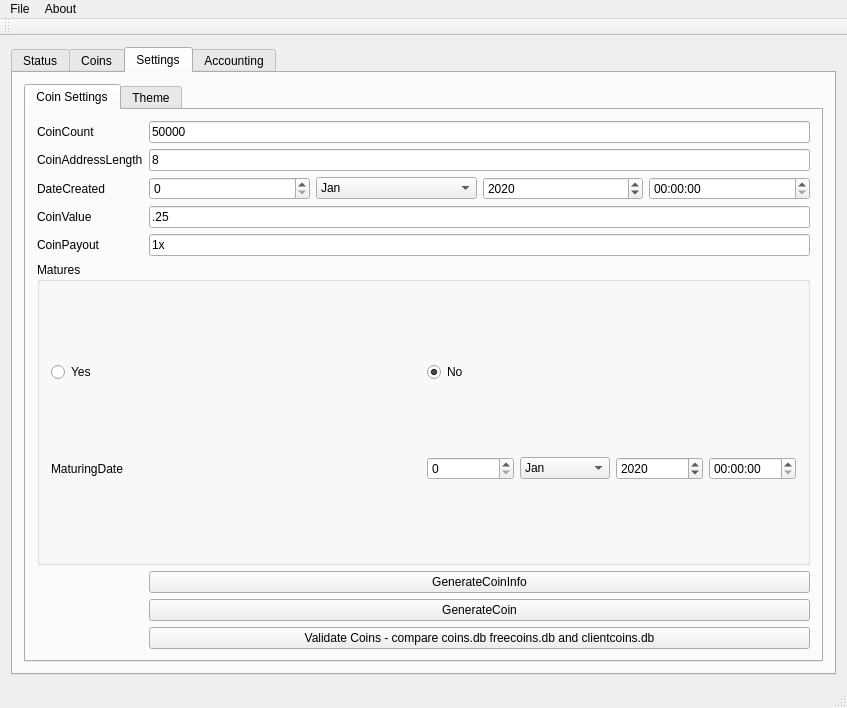
Before: the Qt Designer form qtCoin/mainwindow.ui in netpipe/EcoCoin, drawn with Qt 5.
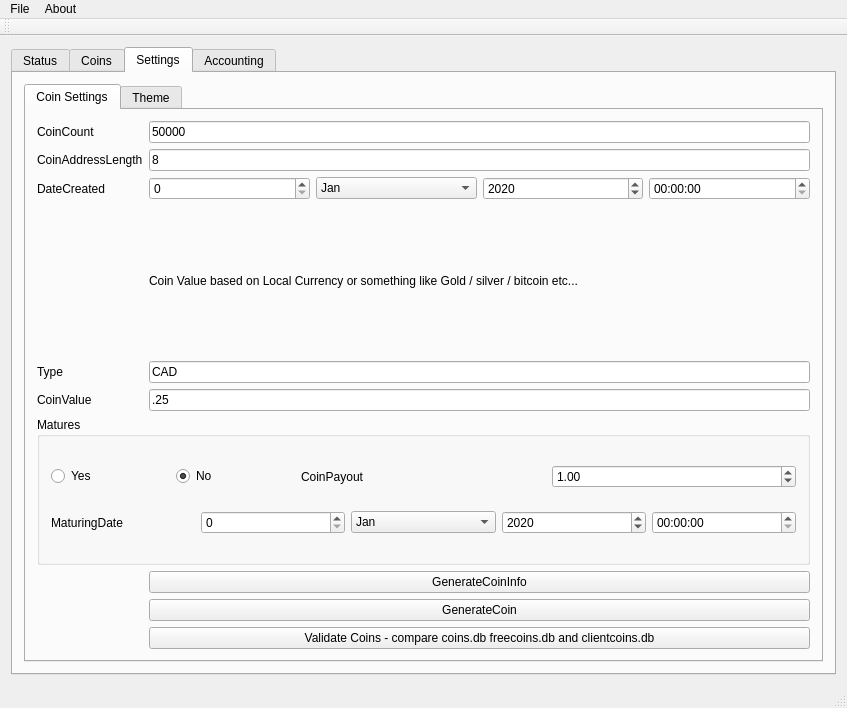
After: the same form once the commit is applied.

```diff
--- a/qtCoin/mainwindow.ui
+++ b/qtCoin/mainwindow.ui
@@ -14,8 +14,8 @@
    <string>MainWindow</string>
   </property>
   <widget class="QWidget" name="centralWidget">
-   <layout class="QGridLayout" name="gridLayout_2">
-    <item row="0" column="0" colspan="2">
+   <layout class="QGridLayout" name="gridLayout_5">
+    <item row="0" column="0">
      <widget class="QTabWidget" name="tabWidget">
       <property name="currentIndex">
        <number>2</number>
@@ -164,28 +164,28 @@
            <attribute name="title">
             <string>Coin Settings</string>
            </attribute>
-           <layout class="QGridLayout" name="gridLayout_5">
+           <layout class="QGridLayout" name="gridLayout_2">
             <item row="9" column="1">
+             <widget class="QPushButton" name="pushButton_4">
+              <property name="text">
+               <string>Validate Coins - compare coins.db freecoins.db and clientcoins.db</string>
+              </property>
+             </widget>
+            </item>
+            <item row="2" column="0">
+             <widget class="QLabel" name="label_7">
+              <property name="text">
+               <string>DateCreated</string>
+              </property>
+             </widget>
+            </item>
+            <item row="8" column="1">
              <widget class="QPushButton" name="pushButton">
               <property name="text">
                <string>GenerateCoin</string>
               </property>
              </widget>
             </item>
-            <item row="1" column="0">
-             <widget class="QLabel" name="label_6">
-              <property name="text">
-               <string>CoinAddressLength</string>
-              </property>
-             </widget>
-            </item>
-            <item row="0" column="1">
-             <widget class="QLineEdit" name="lineEdit">
-              <property name="text">
-               <string>50000</string>
-              </property>
-             </widget>
-            </item>
             <item row="1" column="1">
              <widget class="QLineEdit" name="lineEdit_2">
               <property name="text">
@@ -193,45 +193,21 @@
               </property>
              </widget>
             </item>
-            <item row="3" column="0">
-             <widget class="QLabel" name="label_7">
-              <property name="text">
-               <string>DateCreated</string>
-              </property>
-             </widget>
-            </item>
-            <item row="7" column="0" colspan="2">
+            <item row="6" column="0" colspan="2">
              <widget class="QGroupBox" name="groupBox">
               <property name="title">
                <string>Matures</string>
               </property>
               <layout class="QGridLayout" name="gridLayout">
-               <item row="0" column="0">
-                <widget class="QRadioButton" name="radioButton">
-                 <property name="text">
-                  <string>Yes</string>
-                 </property>
-                </widget>
-               </item>
-               <item row="0" column="1">
-                <widget class="QRadioButton" name="radioButton_2">
-                 <property name="text">
-                  <string>No</string>
-                 </property>
-                 <property name="checked">
-                  <bool>true</bool>
-                 </property>
-                </widget>
-               </item>
-               <item row="1" column="0">
-                <widget class="QLabel" name="label_10">
-                 <property name="text">
-                  <string>MaturingDate</string>
-                 </property>
-                </widget>
-               </item>
-               <item row="1" column="1">
+               <item row="4" column="1">
                 <layout class="QHBoxLayout" name="horizontalLayout_3">
+                 <item>
+                  <widget class="QLabel" name="label_10">
+                   <property name="text">
+                    <string>MaturingDate</string>
+                   </property>
+                  </widget>
+                 </item>
                  <item>
                   <widget class="QSpinBox" name="spinBox"/>
                  </item>
@@ -309,31 +285,49 @@
                  </item>
                 </layout>
                </item>
+               <item row="2" column="1">
+                <layout class="QHBoxLayout" name="horizontalLayout">
+                 <item>
+                  <layout class="QHBoxLayout" name="horizontalLayout_2">
+                   <item>
+                    <widget class="QRadioButton" name="radioButton">
+                     <property name="text">
+                      <string>Yes</string>
+                     </property>
+                    </widget>
+                   </item>
+                   <item>
+                    <widget class="QRadioButton" name="radioButton_2">
+                     <property name="text">
+                      <string>No</string>
+                     </property>
+                     <property name="checked">
+                      <bool>true</bool>
+                     </property>
+                    </widget>
+                   </item>
+                  </layout>
+                 </item>
+                 <item>
+                  <widget class="QLabel" name="label_9">
+                   <property name="text">
+                    <string>CoinPayout </string>
+                   </property>
+                  </widget>
+                 </item>
+                 <item>
+                  <widget class="QDoubleSpinBox" name="doubleSpinBox">
+                   <property name="value">
+                    <double>1.000000000000000</double>
+                   </property>
+                  </widget>
+                 </item>
+                </layout>
+               </item>
               </layout>
              </widget>
             </item>
-            <item row="5" column="0">
-             <widget class="QLabel" name="label_8">
-              <property name="text">
-               <string>CoinValue</string>
-              </property>
-             </widget>
-            </item>
-            <item row="6" column="0">
-             <widget class="QLabel" name="label_9">
-              <property name="text">
-               <string>CoinPayout</string>
-              </property>
-             </widget>
-            </item>
-            <item row="6" column="1">
-             <widget class="QLineEdit" name="lineEdit_5">
-              <property name="text">
-               <string>1x</string>
-              </property>
-             </widget>
-            </item>
-            <item row="8" column="1">
+            <item row="7" column="1">
              <widget class="QPushButton" name="pushButton_2">
               <property name="text">
                <string>GenerateCoinInfo</string>
@@ -347,21 +341,14 @@
               </property>
              </widget>
             </item>
-            <item row="0" column="0">
-             <widget class="QLabel" name="label_5">
+            <item row="5" column="0">
+             <widget class="QLabel" name="label_8">
               <property name="text">
-               <string>CoinCount</string>
+               <string>CoinValue</string>
               </property>
              </widget>
             </item>
-            <item row="10" column="1">
-             <widget class="QPushButton" name="pushButton_4">
-              <property name="text">
-               <string>Validate Coins - compare coins.db freecoins.db and clientcoins.db</string>
-              </property>
-             </widget>
-            </item>
-            <item row="3" column="1">
+            <item row="2" column="1">
              <layout class="QHBoxLayout" name="horizontalLayout_4">
               <item>
                <widget class="QSpinBox" name="spinBox_3"/>
@@ -440,6 +427,48 @@
               </item>
              </layout>
             </item>
+            <item row="1" column="0">
+             <widget class="QLabel" name="label_6">
+              <property name="text">
+               <string>CoinAddressLength</string>
+              </property>
+             </widget>
+            </item>
+            <item row="3" column="1">
+             <widget class="QLabel" name="label_16">
+              <property name="text">
+               <string>Coin Value based on Local Currency or something like Gold / silver / bitcoin etc...</string>
+              </property>
+             </widget>
+            </item>
+            <item row="0" column="1">
+             <widget class="QLineEdit" name="lineEdit">
+              <property name="text">
+               <string>50000</string>
+              </property>
+             </widget>
+            </item>
+            <item row="0" column="0">
+             <widget class="QLabel" name="label_5">
+              <property name="text">
+               <string>CoinCount</string>
+              </property>
+             </widget>
+            </item>
+            <item row="4" column="1">
+             <widget class="QLineEdit" name="lineEdit_3">
+              <property name="text">
+               <string>CAD</string>
+              </property>
+             </widget>
+            </item>
+            <item row="4" column="0">
+             <widget class="QLabel" name="label_17">
+              <property name="text">
+               <string>Type</string>
+              </property>
+             </widget>
+            </item>
            </layout>
           </widget>
           <widget class="QWidget" name="tab_2">
```
